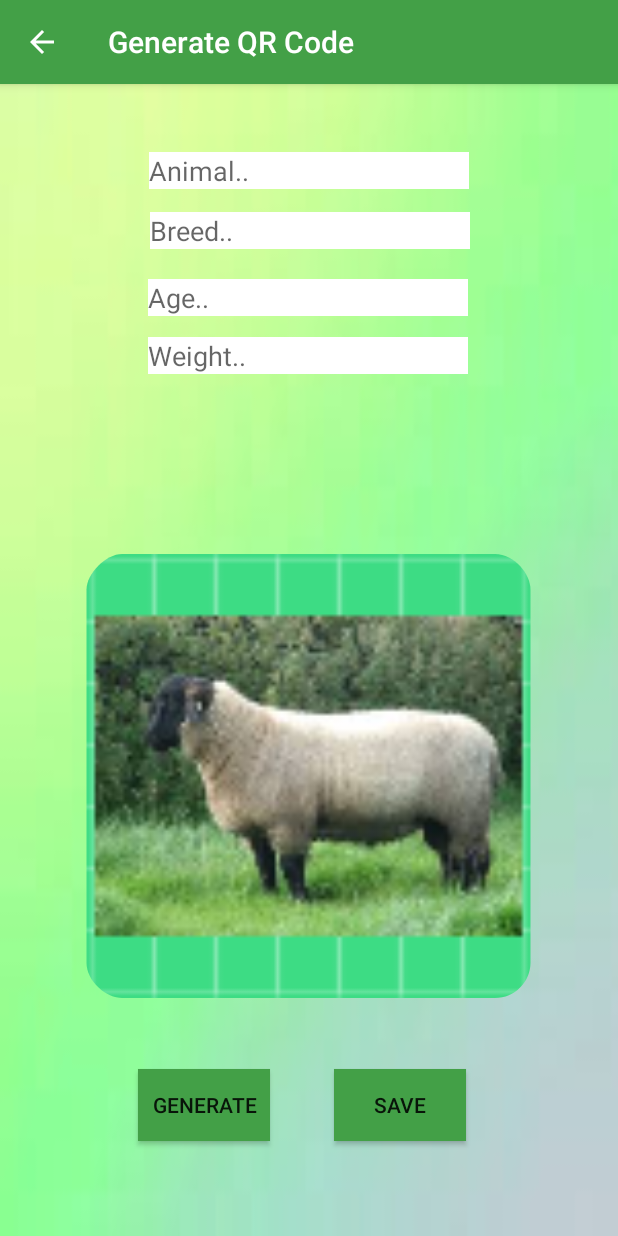
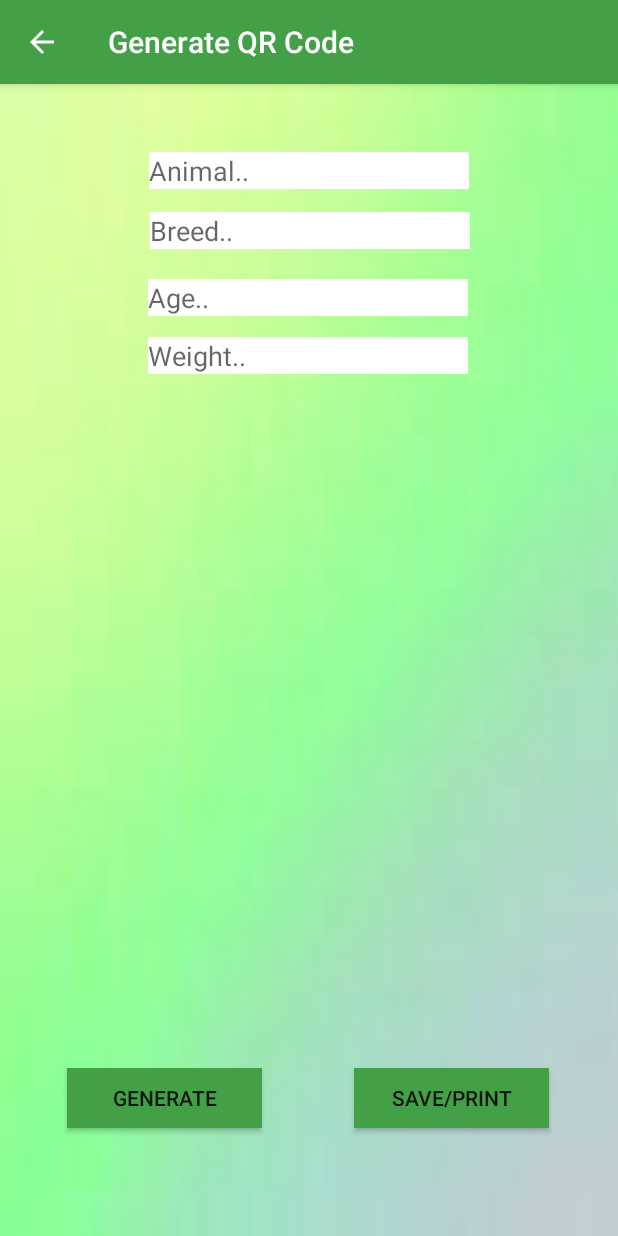
Before and after one commit to markg4123/martStock, an Android app: the QRCode screen opened directly, with no data from a screen before it, on a phone screen of 412 x 824 dp. Run offline under Robolectric (Android 15) with nearby library versions, the phone set to English and light mode, and no system bars; libraries missing offline, so code that uses them is left out: com.journeyapps.barcodescanner.

Commit message:
Fixed printing and saving of QR codes

```diff
--- a/app/src/main/java/com/example/martstock/LoginActivity.java
+++ b/app/src/main/java/com/example/martstock/LoginActivity.java
@@ -40,7 +40,7 @@ public class LoginActivity extends AppCompatActivity {
             @Override
             public void onAuthStateChanged(@NonNull FirebaseAuth firebaseAuth) {
                 FirebaseUser mUser = mAuth.getCurrentUser();
-                if (mUser != null) {
+                if (mUser == null) {
                     Intent i = new Intent(LoginActivity.this, BuyingActivity.class);
                     startActivity(i);
                 } else {
--- a/app/src/main/java/com/example/martstock/MessageAdapter.java
+++ b/app/src/main/java/com/example/martstock/MessageAdapter.java
@@ -70,9 +70,8 @@ public class MessageAdapter extends RecyclerView.Adapter<MessageAdapter.ViewHold
     @Override
     public void onBindViewHolder(@NonNull final ViewHolder holder, final int position) {
         ChatMessage chatMessage = chats.get(position);
-        if (userID.equals(chatMessage.getMessageSender()) || userID.equals(chatMessage.getMessageReciever())) {
-            holder.messageDisplay.setText(chatMessage.getMessageText());
-            holder.senderDisplay.setText(chatMessage.getMessageSender());
+
+
 
             holder.messageDisplay.setText("Message: " +chatMessage.getMessageText());
             holder.senderDisplay.setText("From: "+chatMessage.getMessageSender());
@@ -87,7 +86,6 @@ public class MessageAdapter extends RecyclerView.Adapter<MessageAdapter.ViewHold
                 }
             });
 
-        }
 
 
 
--- a/app/src/main/res/layout/activity_q_r_code.xml
+++ b/app/src/main/res/layout/activity_q_r_code.xml
@@ -68,7 +68,6 @@
         android:layout_width="326dp"
         android:layout_height="296dp"
         android:adjustViewBounds="true"
-        android:src="@mipmap/ram"
         app:layout_constraintBottom_toBottomOf="parent"
         app:layout_constraintEnd_toEndOf="parent"
         app:layout_constraintHorizontal_bias="0.494"
@@ -78,27 +77,27 @@
 
     <Button
         android:id="@+id/button"
-        android:layout_width="wrap_content"
-        android:layout_height="wrap_content"
+        android:layout_width="130dp"
+        android:layout_height="40dp"
         android:background="#FF43A047"
         android:text="Generate"
         app:layout_constraintBottom_toBottomOf="parent"
         app:layout_constraintEnd_toEndOf="parent"
-        app:layout_constraintHorizontal_bias="0.283"
+        app:layout_constraintHorizontal_bias="0.159"
         app:layout_constraintStart_toStartOf="parent"
         app:layout_constraintTop_toTopOf="parent"
-        app:layout_constraintVertical_bias="0.912" />
+        app:layout_constraintVertical_bias="0.901" />
 
     <Button
         android:id="@+id/saveButton"
-        android:layout_width="wrap_content"
-        android:layout_height="wrap_content"
+        android:layout_width="130dp"
+        android:layout_height="40dp"
         android:background="#FF43A047"
-        android:text="Save"
+        android:text="Save/Print"
         app:layout_constraintBottom_toBottomOf="parent"
         app:layout_constraintEnd_toEndOf="parent"
-        app:layout_constraintHorizontal_bias="0.687"
+        app:layout_constraintHorizontal_bias="0.836"
         app:layout_constraintStart_toStartOf="parent"
         app:layout_constraintTop_toTopOf="parent"
-        app:layout_constraintVertical_bias="0.912" />
+        app:layout_constraintVertical_bias="0.901" />
 </androidx.constraintlayout.widget.ConstraintLayout>
```
Also changed, not shown: app/src/main/java/com/example/martstock/ChatActivity.java (+18 -15 lines), app/src/main/java/com/example/martstock/QRCode.java (+10 -26 lines).
